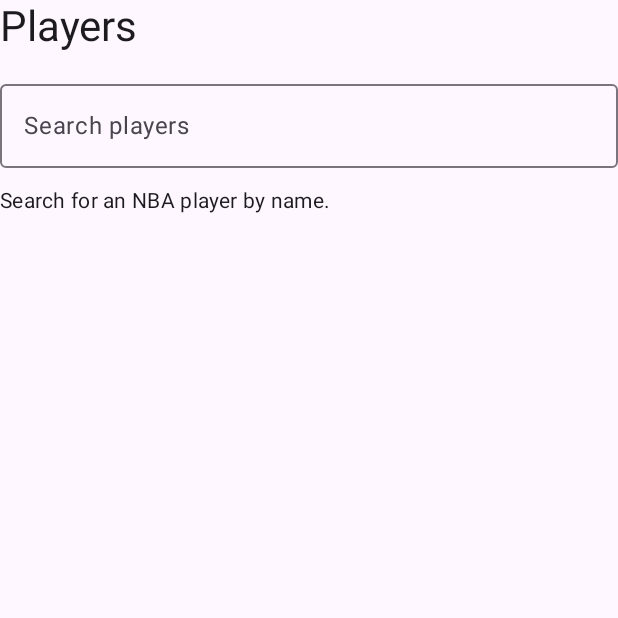
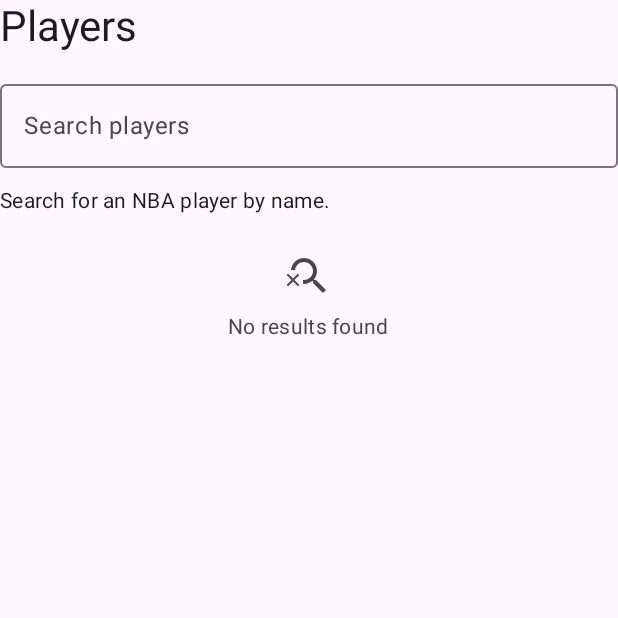
Before and after one commit to Joneyviana/NbaChallenge, an Android app built with Jetpack Compose: the composable PlayersScreen shown on its own in the app's theme, on a phone screen of 412 x 824 dp, the top half of it. Run offline under Robolectric (Android 15) with nearby library versions, the phone set to English and light mode, and no system bars; our stand-ins replace Dagger/Hilt's generated code, paging.

Commit message:
feat(player): Implementando player com paginação

```diff
--- a/app/build.gradle.kts
+++ b/app/build.gradle.kts
@@ -60,6 +60,7 @@ dependencies {
     implementation("androidx.compose.ui:ui")
     implementation("androidx.compose.ui:ui-tooling-preview")
     implementation("androidx.compose.material3:material3")
+    implementation("androidx.compose.material:material-icons-extended")
     debugImplementation("androidx.compose.ui:ui-tooling")
 
     implementation("org.jetbrains.kotlinx:kotlinx-coroutines-android:1.10.1")
--- a/app/src/main/java/com/example/nba/data/remote/dto/PlayerDto.kt
+++ b/app/src/main/java/com/example/nba/data/remote/dto/PlayerDto.kt
@@ -4,5 +4,5 @@ data class PlayerDto(
     val id: Int,
     val first_name: String,
     val last_name: String,
-    val team: TeamSummaryDto
+    val team: TeamDto
 )
--- /dev/null
+++ b/app/src/main/java/com/example/nba/data/remote/paging/PlayerPagingSource.kt
@@ -0,0 +1,42 @@
+package com.example.nba.data.remote.paging
+
+import androidx.paging.PagingSource
+import androidx.paging.PagingState
+import com.example.nba.data.mapper.toDomain
+import com.example.nba.data.remote.api.BallDontLieApi
+import com.example.nba.domain.model.Player
+import retrofit2.HttpException
+import java.io.IOException
+
+
+class PlayersPagingSource(
+    private val api: BallDontLieApi,
+    private val query: String
+) : PagingSource<Long, Player>() {
+
+    override suspend fun load(
+        params: LoadParams<Long>
+    ): LoadResult<Long, Player> {
+        return try {
+            val response = api.searchPlayers(
+                query = query,
+                cursor = params.key,
+                perPage = params.loadSize
+            )
+
+            LoadResult.Page(
+                data = response.data.map { it.toDomain() },
+                prevKey = null,
+                nextKey = response.meta?.next_cursor
+            )
+        } catch (exception: IOException) {
+            LoadResult.Error(exception)
+        } catch (exception: HttpException) {
+            LoadResult.Error(exception)
+        }
+    }
+
+    override fun getRefreshKey(
+        state: PagingState<Long, Player>
+    ): Long? = null
+}
--- /dev/null
+++ b/app/src/main/java/com/example/nba/data/repository/PlayerRepositoryImpl.kt
@@ -0,0 +1,36 @@
+package com.example.nba.data.repository
+
+import androidx.paging.Pager
+import androidx.paging.PagingConfig
+import androidx.paging.PagingData
+import com.example.nba.data.remote.api.BallDontLieApi
+import com.example.nba.data.remote.paging.PlayersPagingSource
+import com.example.nba.domain.model.Player
+import com.example.nba.domain.repository.PlayersRepository
+import kotlinx.coroutines.flow.Flow
+import javax.inject.Inject
+
+class PlayersRepositoryImpl @Inject constructor(
+    private val api: BallDontLieApi
+) : PlayersRepository {
+
+    override fun getPlayers(search: String?): Flow<PagingData<Player>> {
+        return Pager(
+            config = PagingConfig(
+                pageSize = PAGE_SIZE,
+                initialLoadSize = PAGE_SIZE,
+                enablePlaceholders = false
+            ),
+            pagingSourceFactory = {
+                PlayersPagingSource(
+                    api = api,
+                    query = search.orEmpty()
+                )
+            }
+        ).flow
+    }
+
+    private companion object {
+        const val PAGE_SIZE = 25
+    }
+}
--- a/app/src/main/java/com/example/nba/data/remote/NetworkModule.kt
+++ b/app/src/main/java/com/example/nba/di/NetworkModule.kt
@@ -1,4 +1,4 @@
-package com.example.nba.data.remote
+package com.example.nba.di
 
 import com.example.nba.BuildConfig
 import com.example.nba.data.remote.api.BallDontLieApi
--- /dev/null
+++ b/app/src/main/java/com/example/nba/domain/repository/PlayerRepository.kt
@@ -0,0 +1,12 @@
+package com.example.nba.domain.repository
+
+import androidx.paging.PagingData
+import com.example.nba.domain.model.Player
+import kotlinx.coroutines.flow.Flow
+
+interface PlayersRepository {
+
+    fun getPlayers(
+        search: String?
+    ): Flow<PagingData<Player>>
+}
--- /dev/null
+++ b/app/src/main/java/com/example/nba/domain/usecase/GetPlayerUseCase.kt
@@ -0,0 +1,17 @@
+package com.example.nba.domain.usecase
+
+import androidx.paging.PagingData
+import com.example.nba.domain.model.Player
+import com.example.nba.domain.repository.PlayersRepository
+import kotlinx.coroutines.flow.Flow
+import javax.inject.Inject
+
+class GetPlayersUseCase @Inject constructor(
+    private val repository: PlayersRepository
+) {
+    operator fun invoke(
+        search: String?
+    ): Flow<PagingData<Player>> {
+        return repository.getPlayers(search)
+    }
+}
--- /dev/null
+++ b/app/src/main/java/com/example/nba/presentation/components/EmptyContent.kt
@@ -0,0 +1,44 @@
+package com.example.nba.presentation.components
+
+import androidx.compose.foundation.layout.Arrangement
+import androidx.compose.foundation.layout.Column
+import androidx.compose.foundation.layout.fillMaxWidth
+import androidx.compose.foundation.layout.padding
+import androidx.compose.foundation.layout.size
+import androidx.compose.material.icons.Icons
+import androidx.compose.material.icons.filled.SearchOff
+import androidx.compose.material3.Icon
+import androidx.compose.material3.MaterialTheme
+import androidx.compose.material3.Text
+import androidx.compose.runtime.Composable
+import androidx.compose.ui.Alignment
+import androidx.compose.ui.Modifier
+import androidx.compose.ui.unit.dp
+
+
+@Composable
+fun EmptyContent(
+    message: String = "No results found",
+    modifier: Modifier = Modifier
+) {
+    Column(
+        modifier = modifier
+            .fillMaxWidth()
+            .padding(24.dp),
+        horizontalAlignment = Alignment.CenterHorizontally,
+        verticalArrangement = Arrangement.spacedBy(8.dp)
+    ) {
+        Icon(
+            imageVector = Icons.Default.SearchOff,
+            contentDescription = null,
+            tint = MaterialTheme.colorScheme.onSurfaceVariant,
+            modifier = Modifier.size(32.dp)
+        )
+
+        Text(
+            text = message,
+            style = MaterialTheme.typography.bodyMedium,
+            color = MaterialTheme.colorScheme.onSurfaceVariant
+        )
+    }
+}
--- /dev/null
+++ b/app/src/main/java/com/example/nba/presentation/components/LoadingContent.kt
@@ -0,0 +1,35 @@
+package com.example.nba.presentation.components
+
+import androidx.compose.foundation.layout.Arrangement
+import androidx.compose.foundation.layout.Column
+import androidx.compose.foundation.layout.fillMaxWidth
+import androidx.compose.foundation.layout.padding
+import androidx.compose.material3.CircularProgressIndicator
+import androidx.compose.material3.MaterialTheme
+import androidx.compose.material3.Text
+import androidx.compose.runtime.Composable
+import androidx.compose.ui.Alignment
+import androidx.compose.ui.Modifier
+import androidx.compose.ui.unit.dp
+
+@Composable
+fun LoadingContent(
+    message: String = "Loading...",
+    modifier: Modifier = Modifier
+) {
+    Column(
+        modifier = modifier
+            .fillMaxWidth()
+            .padding(24.dp),
+        horizontalAlignment = Alignment.CenterHorizontally,
+        verticalArrangement = Arrangement.spacedBy(12.dp)
+    ) {
+        CircularProgressIndicator()
+
+        Text(
+            text = message,
+            style = MaterialTheme.typography.bodyMedium,
+            color = MaterialTheme.colorScheme.onSurfaceVariant
+        )
+    }
+}
--- a/app/src/main/java/com/example/nba/presentation/home/HomeViewModel.kt
+++ b/app/src/main/java/com/example/nba/presentation/home/HomeViewModel.kt
@@ -35,7 +35,7 @@ class HomeViewModel @Inject constructor(
         viewModelScope.launch {
             observeTeams()
                 .catch {
-                    updateError("Erro ao carregar os times")
+                    updateError("Error loading teams")
                 }
                 .collect { teams ->
                     _uiState.update { state ->
--- /dev/null
+++ b/app/src/main/java/com/example/nba/presentation/players/PlayerViewModel.kt
@@ -0,0 +1,38 @@
+package com.example.nba.presentation.players
+
+import androidx.lifecycle.ViewModel
+import androidx.lifecycle.viewModelScope
+import androidx.paging.PagingData
+import androidx.paging.cachedIn
+import com.example.nba.domain.model.Player
+import com.example.nba.domain.usecase.GetPlayersUseCase
+import dagger.hilt.android.lifecycle.HiltViewModel
+import kotlinx.coroutines.flow.Flow
+import kotlinx.coroutines.flow.MutableStateFlow
+import kotlinx.coroutines.flow.asStateFlow
+import kotlinx.coroutines.flow.debounce
+import kotlinx.coroutines.flow.distinctUntilChanged
+import kotlinx.coroutines.flow.flatMapLatest
+import javax.inject.Inject
+
+@HiltViewModel
+class PlayerViewModel @Inject constructor(
+    private val getPlayers: GetPlayersUseCase
+) : ViewModel() {
+
+    private val _searchQuery = MutableStateFlow("")
+    val searchQuery = _searchQuery.asStateFlow()
+
+    val players: Flow<PagingData<Player>> =
+        searchQuery
+            .debounce(300)
+            .distinctUntilChanged()
+            .flatMapLatest { query ->
+                getPlayers(query.takeIf { it.isNotBlank() })
+            }
+            .cachedIn(viewModelScope)
+
+    fun onSearchQueryChanged(query: String) {
+        _searchQuery.value = query
+    }
+}
--- a/app/src/main/java/com/example/nba/presentation/players/PlayersScreen.kt
+++ b/app/src/main/java/com/example/nba/presentation/players/PlayersScreen.kt
@@ -4,11 +4,24 @@ import androidx.compose.foundation.layout.*
 import androidx.compose.foundation.lazy.LazyColumn
 import androidx.compose.material3.*
 import androidx.compose.runtime.*
+import androidx.compose.ui.Alignment
 import androidx.compose.ui.Modifier
+import androidx.compose.ui.text.font.FontWeight
 import androidx.compose.ui.unit.dp
+import androidx.hilt.navigation.compose.hiltViewModel
+import androidx.lifecycle.compose.collectAsStateWithLifecycle
+import androidx.paging.LoadState
+import androidx.paging.compose.collectAsLazyPagingItems
+import com.example.nba.presentation.components.EmptyContent
+import com.example.nba.presentation.components.ErrorContent
+import com.example.nba.presentation.components.LoadingContent
+import com.example.nba.presentation.home.HomeViewModel
 
 @Composable
-fun PlayersScreen() {
+fun PlayersScreen(viewModel: PlayerViewModel = hiltViewModel()) {
+    val players = viewModel.players.collectAsLazyPagingItems()
+    val searchQuery by viewModel.searchQuery.collectAsStateWithLifecycle()
+
     var query by remember { mutableStateOf("") }
     Column(Modifier.fillMaxSize()) {
         Text("Players", style = MaterialTheme.typography.headlineMedium)
@@ -24,6 +37,61 @@ fun PlayersScreen() {
             if (query.isBlank()) "Search for an NBA player by name." else "Search will be connected to the API: $query",
             style = MaterialTheme.typography.bodyMedium
         )
-        LazyColumn { }
+        LazyColumn(
+            modifier = Modifier.fillMaxSize(),
+            verticalArrangement = Arrangement.spacedBy(8.dp)
+        ) {
+            when (val refresh = players.loadState.refresh) {
+                is LoadState.Loading -> {
+                    item {
+                        LoadingContent()
+                    }
+                }
+
+                is LoadState.Error -> {
+                    item {
+                        ErrorContent(
+                            message = "Não foi possível carregar os jogadores",
+                            onRetry = players::retry
+                        )
+                    }
+                }
+
+                is LoadState.NotLoading -> {
+                    if (players.itemCount == 0) {
+                        item {
+                            EmptyContent()
+                        }
+                    } else {
+                        items(
+                            count = players.itemCount
+                        ) { index ->
+                            players[index]?.let { player ->
+                                PlayerItem(player)
+                            }
+                        }
+                    }
+                }
+            }
+
+            when (val append = players.loadState.append) {
+                is LoadState.Loading -> {
+                    item {
+                        LoadingContent()
+                    }
+                }
+
+                is LoadState.Error -> {
+                    item {
+                        ErrorContent(
+                            message = "Não foi possível carregar mais jogadores",
+                            onRetry = players::retry
+                        )
+                    }
+                }
+
+                is LoadState.NotLoading -> Unit
+            }
+        }
     }
 }
```
Also changed, not shown: app/src/main/java/com/example/nba/data/mapper/PlayerMapper.kt (added, +10 -0 lines), app/src/main/java/com/example/nba/di/RepositoryModule.kt (+8 -0 lines), app/src/main/java/com/example/nba/domain/model/Player.kt (added, +11 -0 lines), app/src/main/java/com/example/nba/presentation/components/ErrorContent.kt (added, +49 -0 lines), app/src/main/java/com/example/nba/presentation/players/PlayerItem.kt (added, +55 -0 lines).
